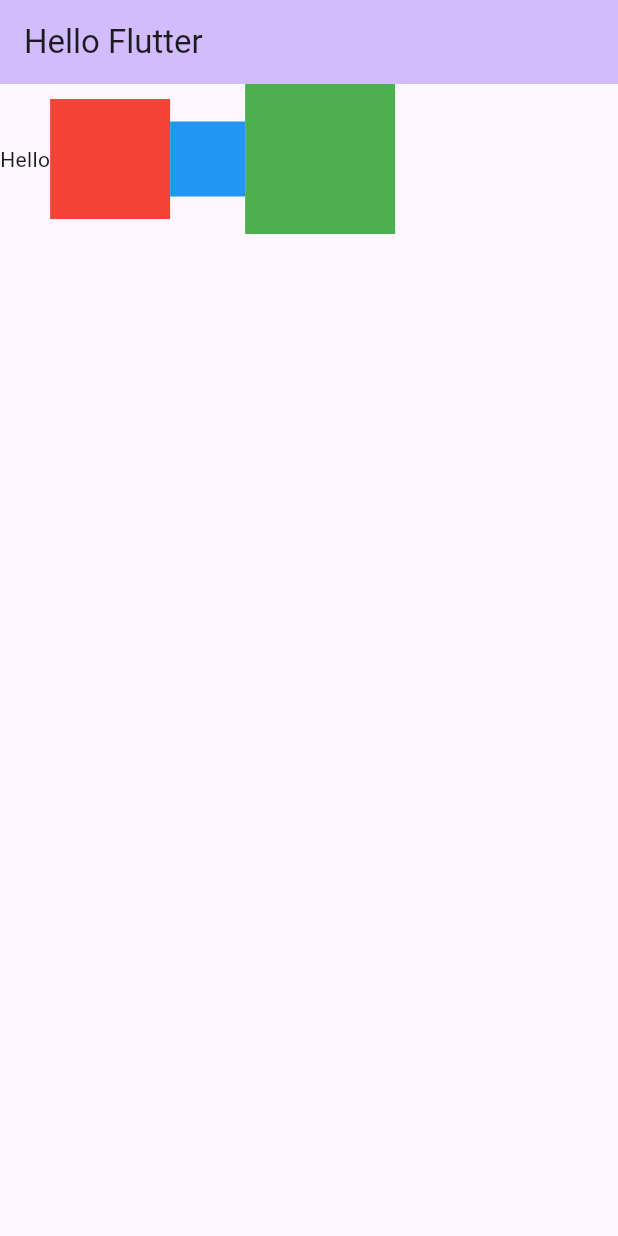
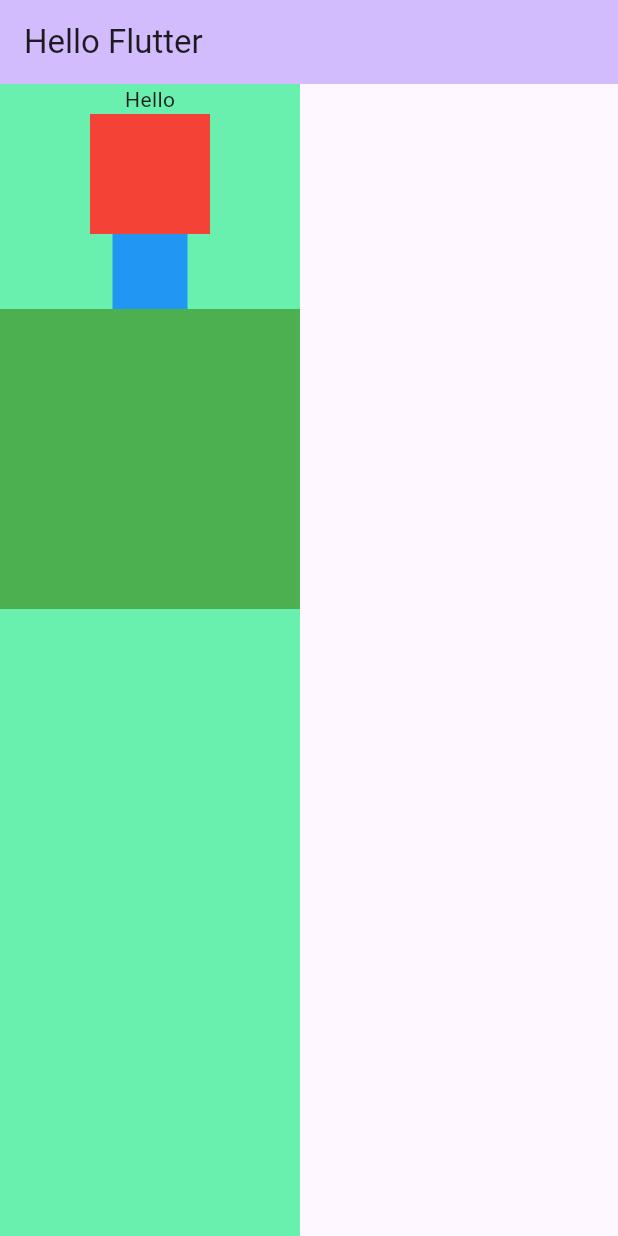
Before and after one commit to AhmetEminSaglik/flutter-learn-Kasim-Adalan, a Flutter app: the screen it shows after launch, on a phone screen of 412 x 824 dp. Run offline on Flutter 3.47's test engine with Material 2 defaults, Android fonts, the phone set to English and light mode, and no system bars.

Commit message:
Learned how to use Column()

```diff
--- a/lib/main.dart
+++ b/lib/main.dart
@@ -6,9 +6,7 @@ void main() {
 }
 
 class MyApp extends StatelessWidget {
-  const MyApp
-
-  ({super.key});
+  const MyApp({super.key});
 
   @override
   Widget build(BuildContext context) {
@@ -25,9 +23,7 @@ class MyApp extends StatelessWidget {
 }
 
 class MyHomePage extends StatefulWidget {
-  MyHomePage
-
-  ({super.key, required this.title});
+  MyHomePage({super.key, required this.title});
 
   final String title;
 
@@ -46,14 +42,22 @@ class _MyHomePageState extends State<MyHomePage> {
   @override
   Widget build(BuildContext context) {
     return Scaffold(
-      appBar: AppBar(
-        backgroundColor: Theme
-            .of(context)
-            .colorScheme
-            .inversePrimary,
-        title: Text(widget.title),
-      ),
-      body: Row(
+        appBar: AppBar(
+          backgroundColor: Theme.of(context).colorScheme.inversePrimary,
+          title: Text(widget.title),
+        ),
+        body: Container(
+          color: Colors.greenAccent,
+          child: Column(
+            children: [
+              Text("Hello"),
+              Container(width: 80, height: 80, color: Colors.red),
+              Container(width: 50, height: 50, color: Colors.blue),
+              Container(width: 200, height: 200, color: Colors.green),
+            ],
+          ),
+        )
+        /* Row(
         children: [
           Text("Hello"),
           Container(width: 80,height: 80,color : Colors.red),
@@ -61,7 +65,7 @@ class _MyHomePageState extends State<MyHomePage> {
           Container(width: 100,height: 100,color : Colors.green),
 
         ],
-      ),
-    );
+      ),*/
+        );
   }
 }
```
